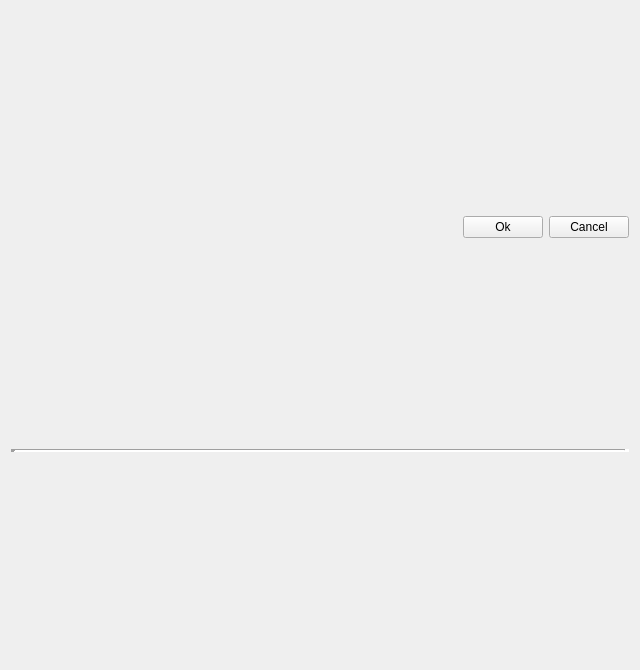
First picture: the form in crikit/ui/qt5-creator/ui_PlotEffect.ui, repository CCampJr/CRIkit2, before the edit.
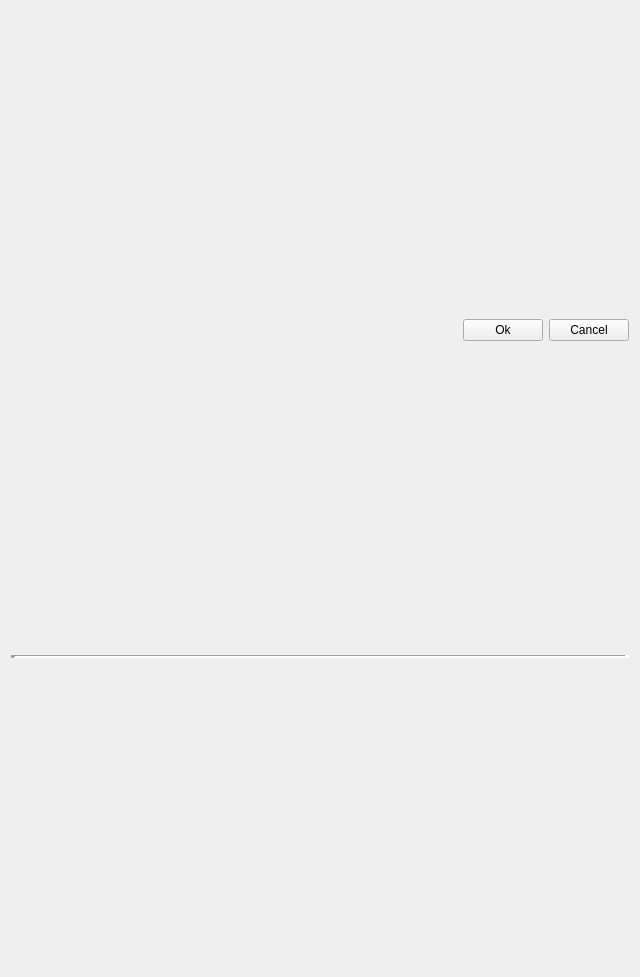
Second picture: the form after the edit. Icons and pictures are not drawn.

```diff
--- a/crikit/ui/qt5-creator/ui_PlotEffect.ui
+++ b/crikit/ui/qt5-creator/ui_PlotEffect.ui
@@ -7,7 +7,7 @@
     <x>0</x>
     <y>0</y>
     <width>640</width>
-    <height>670</height>
+    <height>977</height>
    </rect>
   </property>
   <property name="windowTitle">
```
Left out of the diff: 2 changed lines with no effect on the pictures.
